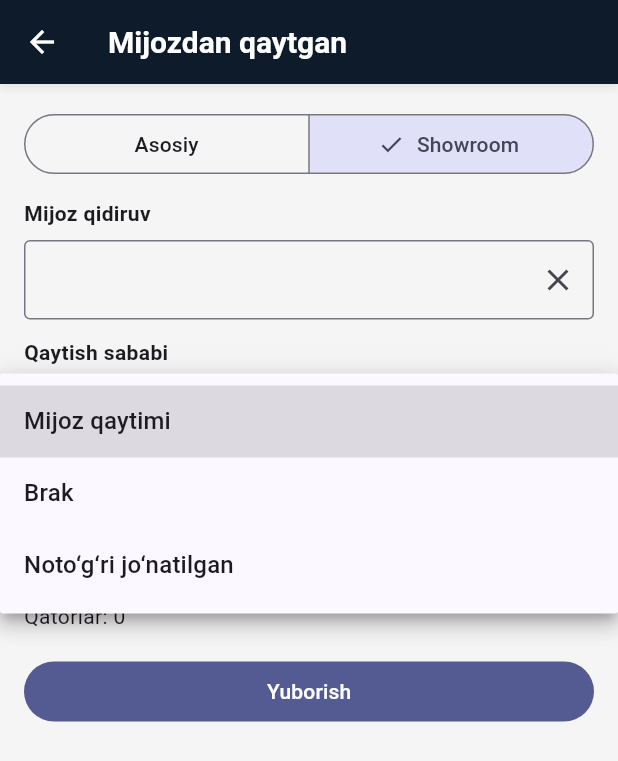
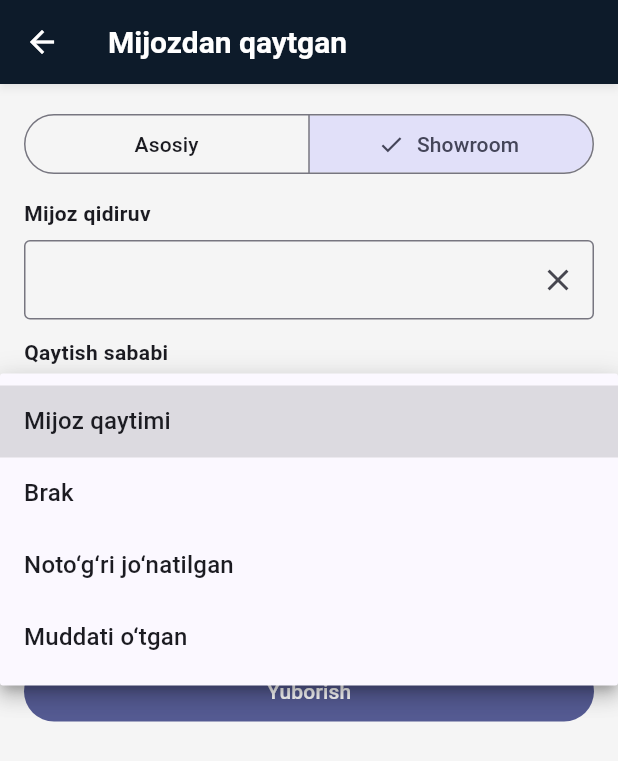
Before and after one commit to FBDistributors/WMS, a Flutter app: the KirimFormScreen screen opened by its route, after a tap on "Showroom", after a tap on the "arrow drop down" icon, on a phone screen of 412 x 824 dp. Shown: the top 761 px of the screen. Run offline on Flutter 3.47's test engine with Material 3 defaults, Android fonts, the phone set to English and light mode, and no system bars; our stand-ins replace audioplayers, connectivity_plus, dio, firebase_core, firebase_messaging, flutter_local_notifications and 6 more; missing offline and left inert: mobile_scanner; accounts and stored records are empty; network calls fail.

Commit message:
Add expired reason to customer returns and hide location from creator
Add an "expired" (muddati o'tgan) reason to the customer-return create
flow: allow it in the backend RETURN_REASON_CODES and add the dropdown
option plus uz/ru/en strings.

Remove the FEFO location list shown while creating a return — the
controller no longer sees which location the product sits in. The line
was already created with location_id null (location is chosen only at
the complete stage), so this is display-only: batch and expiry still
default from FEFO invisibly and stay editable.

Co-Authored-By: Claude Fable 5 <noreply@anthropic.com>

```diff
--- a/mobile_flutter/lib/features/kirim/presentation/kirim_form_screen.dart
+++ b/mobile_flutter/lib/features/kirim/presentation/kirim_form_screen.dart
@@ -2636,6 +2636,10 @@ class _KirimFormScreenState extends ConsumerState<KirimFormScreen> {
                         value: 'wrong_shipment',
                         child: Text(StringLookup.t(appLoc, 'returnsReasonWrongShipment')),
                       ),
+                      DropdownMenuItem<String>(
+                        value: 'expired',
+                        child: Text(StringLookup.t(appLoc, 'returnsReasonExpired')),
+                      ),
                     ],
                     onChanged: (String? v) => setState(() => _returnReasonCode = v),
                   ),
@@ -2721,30 +2725,17 @@ class _KirimFormScreenState extends ConsumerState<KirimFormScreen> {
                   ],
                 ],
                 if (_flow == 'return' && _product != null) ...<Widget>[
-                  Text(
-                    StringLookup.t(appLoc, 'kirimBatchFefo'),
-                    style: const TextStyle(fontWeight: FontWeight.w600),
-                  ),
-                  if (_product!.locations.isNotEmpty) ...<Widget>[
-                    const SizedBox(height: 6),
-                    Text(
-                      StringLookup.t(appLoc, 'returnsFefoSuggestionHint'),
-                      style: TextStyle(fontSize: 13, color: Colors.grey.shade800),
-                    ),
-                    const SizedBox(height: 4),
-                  ],
+                  // Lokatsiya controllerga ko'rsatilmaydi — joy faqat yakunlash
+                  // (complete) bosqichida tanlanadi. Bu yerda: partiya + miqdor +
+                  // muddat. Muddat mahsulot yuklanganda FEFO'dan avtomatik
+                  // to'ldiriladi (ko'rinmas holda), controller o'zgartira oladi.
                   if (_product!.locations.isEmpty) ...<Widget>[
-                    const SizedBox(height: 6),
                     Text(
                       StringLookup.t(appLoc, 'returnsNoStockInWarehouse'),
                       style: TextStyle(fontSize: 13, color: Colors.grey.shade700),
                     ),
-                    const SizedBox(height: 6),
-                    Text(
-                      StringLookup.t(appLoc, 'returnsNoStockSelectLocationHint'),
-                      style: TextStyle(fontSize: 13, color: Colors.grey.shade800),
-                    ),
                     const SizedBox(height: 12),
+                  ],
                   TextField(
                     controller: _returnManualBatch,
                     textCapitalization: TextCapitalization.characters,
@@ -2759,27 +2750,6 @@ class _KirimFormScreenState extends ConsumerState<KirimFormScreen> {
                     onChanged: (_) => setState(() {}),
                   ),
                   const SizedBox(height: 12),
-                  ],
-                  if (_product!.locations.isNotEmpty)
-                    ..._sortFefo(_product!.locations).map((PickerProductLocation loc) {
-                      return ListTile(
-                        title: Text(
-                          '${StringLookup.t(appLoc, 'kirimFefoLocationPrefix')}${loc.locationCode}',
-                        ),
-                        subtitle: Text(
-                          '${StringLookup.t(appLoc, 'kirimFefoQtyPrefix')}${loc.availableQty.toStringAsFixed(0)} · '
-                          '${StringLookup.t(appLoc, 'kirimFefoExpiryPrefix')}${formatExpiryMonthYear(loc.expiryDate)}',
-                        ),
-                        tileColor: null,
-                        onTap: () {
-                          FocusManager.instance.primaryFocus?.unfocus();
-                          setState(() {
-                            _returnPick = loc;
-                            _returnLineExpiry = loc.expiryDate;
-                          });
-                        },
-                      );
-                    }),
                   TextField(
                     controller: _qty,
                     keyboardType: kStockQtyKeyboardType,
--- a/mobile_flutter/lib/l10n/string_lookup.dart
+++ b/mobile_flutter/lib/l10n/string_lookup.dart
@@ -340,6 +340,7 @@ abstract final class StringLookup {
     'returnsReasonCustomerReturn': 'Mijoz qaytimi',
     'returnsReasonDamaged': 'Brak',
     'returnsReasonWrongShipment': 'Noto‘g‘ri jo‘natilgan',
+    'returnsReasonExpired': 'Muddati o‘tgan',
     'returnsCustomerRequired': 'Mijozni tanlang.',
     'returnsAddAtLeastOne': 'Kamida bitta qator qo‘shing',
     'returnsNoStockInWarehouse':
@@ -793,6 +794,7 @@ abstract final class StringLookup {
     'returnsReasonCustomerReturn': 'Клиентский возврат',
     'returnsReasonDamaged': 'Брак',
     'returnsReasonWrongShipment': 'Ошибочная отгрузка',
+    'returnsReasonExpired': 'Просроченный',
     'returnsCustomerRequired': 'Выберите клиента.',
     'returnsAddAtLeastOne': 'Добавьте хотя бы одну позицию',
     'returnsNoStockInWarehouse':
@@ -1247,6 +1249,7 @@ abstract final class StringLookup {
     'returnsReasonCustomerReturn': 'Customer return',
     'returnsReasonDamaged': 'Damaged',
     'returnsReasonWrongShipment': 'Wrong shipment',
+    'returnsReasonExpired': 'Expired',
     'returnsCustomerRequired': 'Select a customer.',
     'returnsAddAtLeastOne': 'Add at least one line',
     'returnsNoStockInWarehouse':
```
Also changed, not shown: 2 other files. Lines whose indentation alone changed are shown as unchanged.
